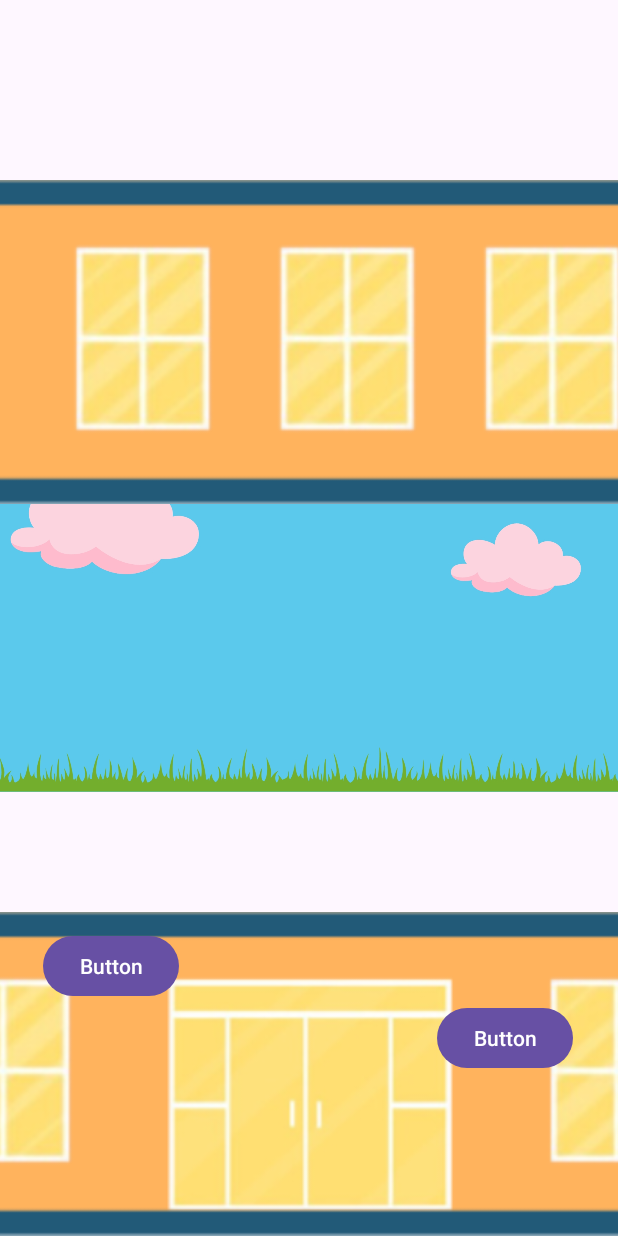
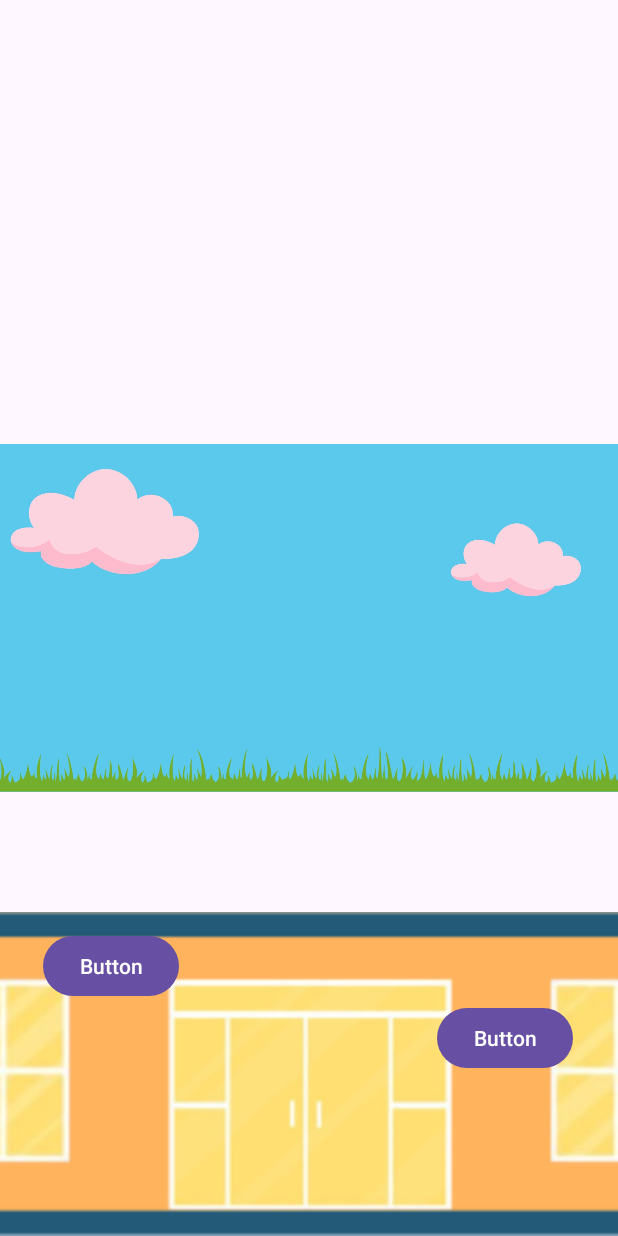
Before and after one commit to psyfm22/StackingGame, an Android app: the screen it shows after launch (MainActivity), on a phone screen of 412 x 824 dp. Run offline under Robolectric (Android 15) with nearby library versions, the phone set to English and light mode, and no system bars; 3 statements that could not run were skipped.

Commit message:
Trying to make changes

```diff
--- a/app/src/main/java/com/example/stackinggame/MainActivity.java
+++ b/app/src/main/java/com/example/stackinggame/MainActivity.java
@@ -2,33 +2,44 @@ package com.example.stackinggame;
 
 import android.animation.Animator;
 import android.animation.ObjectAnimator;
+import android.content.SharedPreferences;
 import android.os.Bundle;
 import android.util.Log;
 import android.util.TypedValue;
 import android.view.View;
 import android.widget.Button;
 import android.widget.ImageView;
+import android.widget.LinearLayout;
 
 import androidx.activity.EdgeToEdge;
 import androidx.appcompat.app.AppCompatActivity;
+import androidx.constraintlayout.widget.ConstraintLayout;
 import androidx.core.graphics.Insets;
 import androidx.core.view.ViewCompat;
 import androidx.core.view.WindowInsetsCompat;
 
 public class MainActivity extends AppCompatActivity {
-    ObjectAnimator animator;
-    ObjectAnimator animator2;
+    private ObjectAnimator animatorX;
+    private ObjectAnimator animator2;
+    private int hotelCountStackingActivity;
+    ConstraintLayout layout;
+    ImageView hotelMiddleIV;
 
     @Override
     protected void onCreate(Bundle savedInstanceState) {
         super.onCreate(savedInstanceState);
         setContentView(R.layout.activity_main);
 
+        layout = findViewById(R.id.main);
+
+        SharedPreferences sharedPreferences = getSharedPreferences("SharedPreferences", MODE_PRIVATE);
+        hotelCountStackingActivity = sharedPreferences.getInt("hotelCountStackingActivity", 0);
+
 
         Button button = findViewById(R.id.button);
         Button button2 = findViewById(R.id.button2);
 
-        ImageView hotelFloor = findViewById(R.id.hotelMiddleIV);
+        hotelMiddleIV = findViewById(R.id.hotelMiddleIV);
 
 
         float boxWidthInPx = TypedValue.applyDimension(TypedValue.COMPLEX_UNIT_DIP, 600, getResources().getDisplayMetrics());
@@ -39,22 +50,23 @@ public class MainActivity extends AppCompatActivity {
         final float[] endingLocationX = {getResources().getDisplayMetrics().widthPixels - boxWidthInPx};
         final float[] endingLocationY = {getResources().getDisplayMetrics().heightPixels - upperConstraint - boxHeightInPx - boxHeightInPx};
 
-        animator = ObjectAnimator.ofFloat(hotelFloor, "translationX", startingLocationX[0], endingLocationX[0]);
-        animator.setDuration(3000);
+        animatorX = ObjectAnimator.ofFloat(hotelFloor, "translationX", startingLocationX[0], endingLocationX[0]);
+        animatorX.setDuration(3000);
 
         button.setOnClickListener(view -> {
-            animator.start();
+//            animatorX.start();
         });
 
         button2.setOnClickListener(view -> {
-            animator.pause();
-            Log.d("COMP3018", ""+ hotelFloor.getX());
-            animator2 = ObjectAnimator.ofFloat(hotelFloor, "translationY", 0f, endingLocationY[0]);
-            animator2.setDuration(3000);
-            animator2.start();
+//            animatorX.pause();
+            addNewFloor();
+
+//            animator2 = ObjectAnimator.ofFloat(hotelFloor, "translationY", 0f, endingLocationY[0]);
+//            animator2.setDuration(3000);
+//            animator2.start();
         });
 
-        animator.addListener(new Animator.AnimatorListener() {
+        animatorX.addListener(new Animator.AnimatorListener() {
             @Override
             public void onAnimationStart(Animator animation) {}
 
@@ -64,8 +76,8 @@ public class MainActivity extends AppCompatActivity {
                 holder = startingLocationX[0];
                 startingLocationX[0] = endingLocationX[0];
                 endingLocationX[0] = holder;
-                animator.setFloatValues(startingLocationX[0], endingLocationX[0]);
-                animator.start();
+                animatorX.setFloatValues(startingLocationX[0], endingLocationX[0]);
+                animatorX.start();
             }
 
             @Override
@@ -75,4 +87,27 @@ public class MainActivity extends AppCompatActivity {
             public void onAnimationRepeat(Animator animation) {}
         });
     }
+
+    private void addNewFloor(){
+        hotelCountStackingActivity++;
+
+        ImageView newFloor = new ImageView(this);
+        newFloor.setImageResource(R.drawable.apartment_window);
+//
+//        float width =  TypedValue.applyDimension(TypedValue.COMPLEX_UNIT_DIP, 600, getResources().getDisplayMetrics());
+//        float height =  TypedValue.applyDimension(TypedValue.COMPLEX_UNIT_DIP, 216, getResources().getDisplayMetrics());
+//
+//        ConstraintLayout.LayoutParams layoutParams = new ConstraintLayout.LayoutParams((int) width, (int) height);
+//
+//        // Set constraints for the new ImageView
+//        layoutParams.startToStart = ConstraintLayout.LayoutParams.PARENT_ID;
+//        layoutParams.endToEnd = ConstraintLayout.LayoutParams.PARENT_ID;
+//        layoutParams.topToTop = ConstraintLayout.LayoutParams.PARENT_ID; // Adjust this as needed
+//        layoutParams.bottomToBottom = ConstraintLayout.LayoutParams.UNSET; // Adjust this to position the new floor as needed
+//
+//        newFloor.setLayoutParams(layoutParams);
+//        newFloor.setImageResource(R.drawable.apartment_window);
+//
+//        layout.addView(newFloor, 0);
+    }
 }
--- a/app/src/main/res/layout/activity_main.xml
+++ b/app/src/main/res/layout/activity_main.xml
@@ -38,7 +38,8 @@
         app:layout_constraintHorizontal_bias="0.0"
         app:layout_constraintStart_toStartOf="parent"
         app:layout_constraintTop_toTopOf="parent"
-        app:srcCompat="@drawable/apartment_window" />
+        app:srcCompat="@drawable/apartment_window"
+        android:visibility="gone"/>
 
     <Button
         android:id="@+id/button"
```
